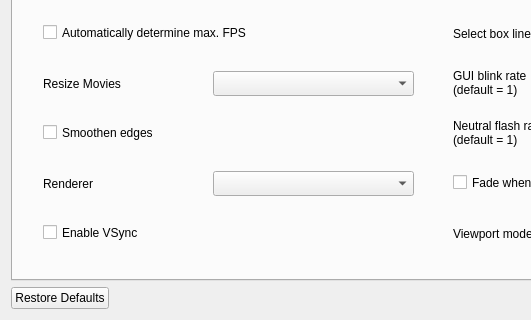
First picture: the form in ui/settingsdialog.ui, repository ForkedInTime/keeperfx-launcher-qt-linux, before the edit; both pictures show x 0 to 531 and y 365 to 685 of the 870 by 685 pixel window.
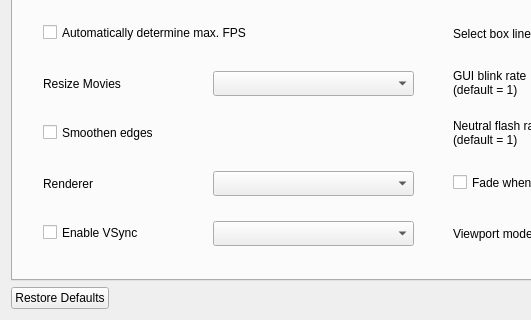
Second picture: the form after the edit. The open tabs and pages were chosen to show the change. Icons and pictures are not drawn.

Commit message: settings: Variable refresh (Auto/On/Off) on the Graphics tab; max-FPS fallback up to 500 Hz

What changed in the file:
```diff
--- a/ui/settingsdialog.ui
+++ b/ui/settingsdialog.ui
@@ -606,7 +606,7 @@
         <rect>
          <x>30</x>
          <y>540</y>
-         <width>361</width>
+         <width>161</width>
          <height>23</height>
         </rect>
        </property>
@@ -617,6 +617,19 @@
         <string comment="Checkbox Toggle">Enable VSync</string>
        </property>
       </widget>
+      <widget class="QComboBox" name="comboBoxVariableRefresh">
+       <property name="geometry">
+        <rect>
+         <x>200</x>
+         <y>540</y>
+         <width>201</width>
+         <height>25</height>
+        </rect>
+       </property>
+       <property name="toolTip">
+        <string comment="Tooltip">For FreeSync / G-Sync monitors: each frame is shown as soon as it is ready. Auto asks the desktop (GNOME tells; elsewhere choose On if your monitor runs it).</string>
+       </property>
+      </widget>
       <widget class="QLabel" name="labelViewportMode">
        <property name="geometry">
         <rect>
```
The commit also changes 3 other files.
